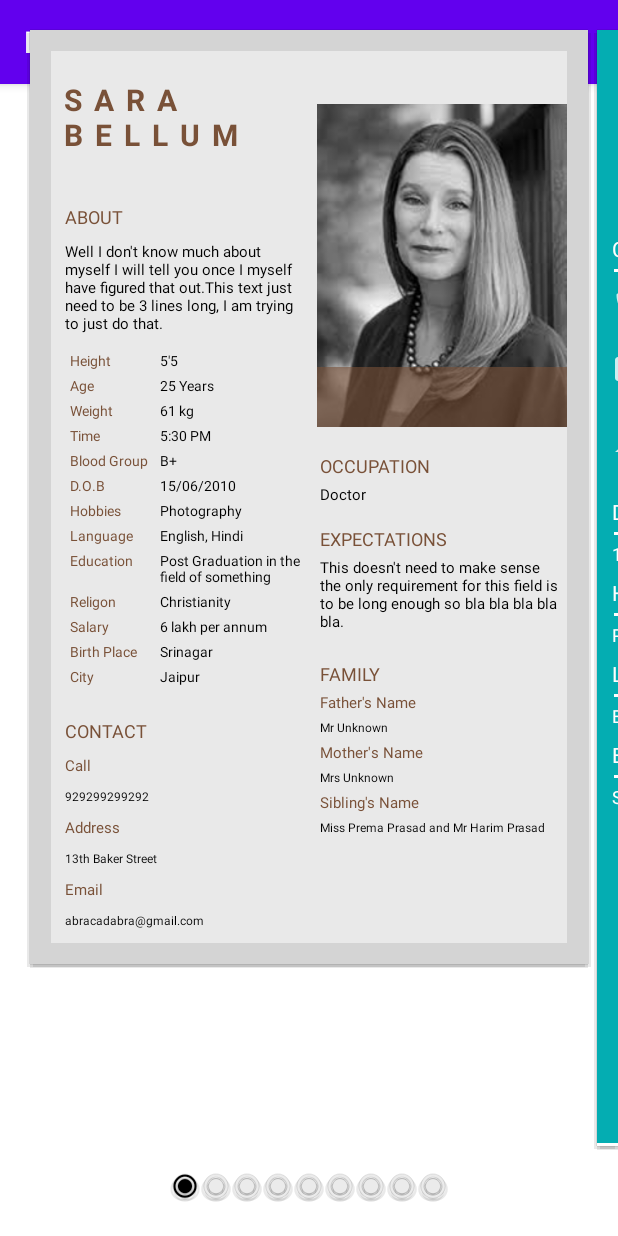
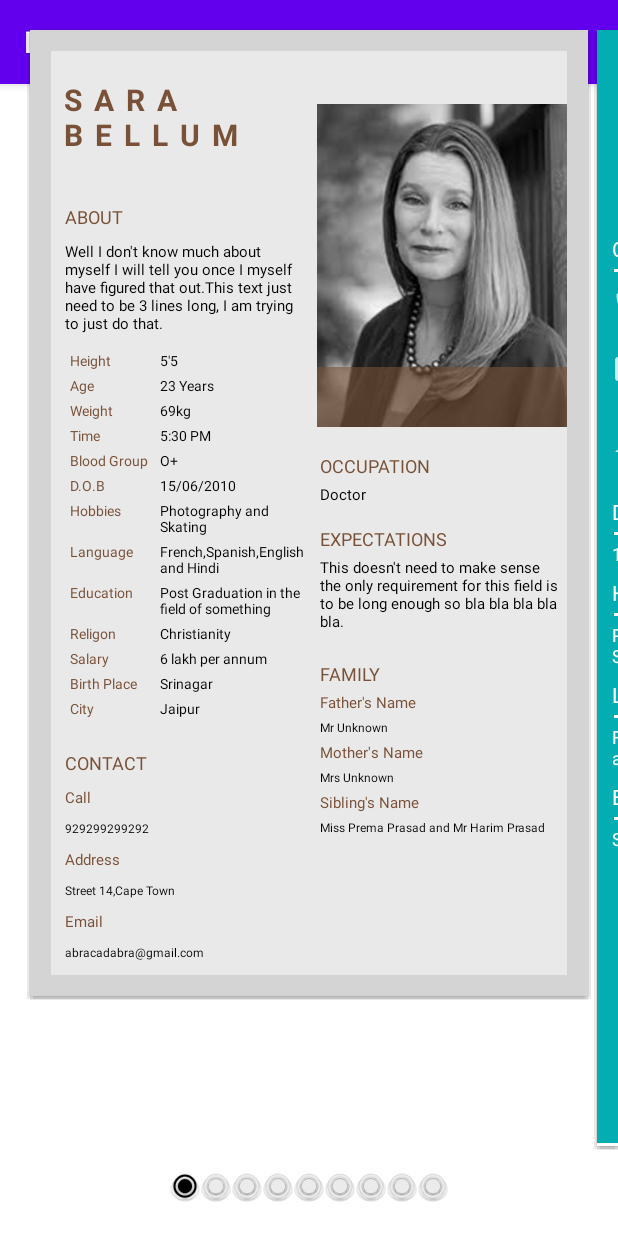
Before and after one commit to Ananya-Misra/Aplplication, an Android app: the screen it shows after launch (MainActivity), after a tap on "SHOW DIALOG", on a phone screen of 412 x 824 dp. Run offline under Robolectric (Android 15) with nearby library versions, the phone set to English and light mode, and no system bars.

Commit message:
adding more details

```diff
--- a/app/build.gradle
+++ b/app/build.gradle
@@ -55,4 +55,5 @@ dependencies {
     implementation 'com.google.android.material:material:1.2.1'
     implementation 'com.github.medyo:fancybuttons:1.8.3'
     implementation 'com.github.bumptech.glide:glide:3.7.0'
+
 }
--- a/app/src/main/java/com/example/layoutapplication/CustomPagerAdapter.java
+++ b/app/src/main/java/com/example/layoutapplication/CustomPagerAdapter.java
@@ -124,47 +124,68 @@ public class CustomPagerAdapter extends PagerAdapter {
             if(!TextUtils.isEmpty(userBiodataModel.getBioHeight()) && tvHeightInfo!=null){
                 tvHeightInfo.setText(userBiodataModel.getBioHeight());//4
             }
+            if(!TextUtils.isEmpty(userBiodataModel.getBioAge()) && tvAgeInfo!=null){
+                tvAgeInfo.setText(userBiodataModel.getBioAge());//5
+            }
+            if(!TextUtils.isEmpty(userBiodataModel.getBioAddress()) && tvAddressInfo!=null){
+                tvAddressInfo.setText(userBiodataModel.getBioAddress());//6
+            }
+            if(!TextUtils.isEmpty(userBiodataModel.getBioEmail()) && tvEmailInfo!=null){
+                tvEmailInfo.setText(userBiodataModel.getBioEmail());//7
+            }
+            if(!TextUtils.isEmpty(userBiodataModel.getBioWeight()) && tvWeightInfo!=null){
+                tvWeightInfo.setText(userBiodataModel.getBioWeight());//8
+            }
+            if(!TextUtils.isEmpty(userBiodataModel.getBioHobbies()) && tvHobbiesInfo!=null){
+                tvHobbiesInfo.setText(userBiodataModel.getBioHobbies());//9
+            }
+            if(!TextUtils.isEmpty(userBiodataModel.getBioLanguage()) && tvLanguageInfo!=null){
+                tvLanguageInfo.setText(userBiodataModel.getBioLanguage());//10
+            }
+            if(!TextUtils.isEmpty(userBiodataModel.getBioBloodGroup()) && tvBloodGroupInfo!=null){
+                tvBloodGroupInfo.setText(userBiodataModel.getBioBloodGroup());//11
+            }
             if(!TextUtils.isEmpty(userBiodataModel.getBioBirthPlace()) && tvBirthPlaceInfo!=null){
-                tvBirthPlaceInfo.setText(userBiodataModel.getBioBirthPlace());//5
+                tvBirthPlaceInfo.setText(userBiodataModel.getBioBirthPlace());//12
             }
             if(!TextUtils.isEmpty(userBiodataModel.getBioCityLiving()) && tvCityInfo!=null){
-                tvCityInfo.setText(userBiodataModel.getBioCityLiving());//6
+                tvCityInfo.setText(userBiodataModel.getBioCityLiving());//13
             }
             if(!TextUtils.isEmpty(userBiodataModel.getBioReligion()) && tvReligionInfo!=null){
-                tvReligionInfo.setText(userBiodataModel.getBioReligion());//7
+                tvReligionInfo.setText(userBiodataModel.getBioReligion());//14
             }
             if(!TextUtils.isEmpty(userBiodataModel.getBioEducation()) && tvEducationInfo!=null){
-                tvEducationInfo.setText(userBiodataModel.getBioEducation());//8
+                tvEducationInfo.setText(userBiodataModel.getBioEducation());//15
             }
             if(!TextUtils.isEmpty(userBiodataModel.getBioOccupation()) && tvOcuppationInfo!=null){
-                tvOcuppationInfo.setText(userBiodataModel.getBioOccupation());//9
+                tvOcuppationInfo.setText(userBiodataModel.getBioOccupation());//16
             }
             if(!TextUtils.isEmpty(userBiodataModel.getBioSalary()) && tvSalaryInfo!=null){
-                tvSalaryInfo.setText(userBiodataModel.getBioSalary());//10
+                tvSalaryInfo.setText(userBiodataModel.getBioSalary());//17
             }
             if(!TextUtils.isEmpty(userBiodataModel.getBioFatherName()) && tvFatherNameInfo!=null){
-                tvFatherNameInfo.setText(userBiodataModel.getBioFatherName());//11
+                tvFatherNameInfo.setText(userBiodataModel.getBioFatherName());//18
             }
             if(!TextUtils.isEmpty(userBiodataModel.getBioMotherName()) && tvMotherNameInfo!=null){
-                tvMotherNameInfo.setText(userBiodataModel.getBioMotherName());//12
+                tvMotherNameInfo.setText(userBiodataModel.getBioMotherName());//19
             }
             if(!TextUtils.isEmpty(userBiodataModel.getBioSibling()) && tvSiblingInfo!=null){
-                tvSiblingInfo.setText(userBiodataModel.getBioSibling());//13
+                tvSiblingInfo.setText(userBiodataModel.getBioSibling());//20
             }
             if(!TextUtils.isEmpty(userBiodataModel.getBioAboutMe()) && tvAboutInfo!=null){
-                tvAboutInfo.setText(userBiodataModel.getBioAboutMe());//14
+                tvAboutInfo.setText(userBiodataModel.getBioAboutMe());//21
             }
             if(!TextUtils.isEmpty(userBiodataModel.getBioContact()) && tvCallInfo!=null){
-                tvCallInfo.setText(userBiodataModel.getBioContact());//15
+                tvCallInfo.setText(userBiodataModel.getBioContact());//22
             }
             if(!TextUtils.isEmpty(userBiodataModel.getBioLookingFor()) && tvExpectationsInfo!=null){
-                tvExpectationsInfo.setText(userBiodataModel.getBioLookingFor());//16
+                tvExpectationsInfo.setText(userBiodataModel.getBioLookingFor());//23
             }
             if(!TextUtils.isEmpty(userBiodataModel.getBioProfileImage()) && imgProfile!=null){
                 Glide.with(context)
                         .load(userBiodataModel.getBioProfileImage())
                         .placeholder(R.drawable.profileholder)
-                        .into(imgProfile);
+                        .into(imgProfile);//24
             }
         }
     }
--- a/app/src/main/java/com/example/layoutapplication/PopUpClass.java
+++ b/app/src/main/java/com/example/layoutapplication/PopUpClass.java
@@ -100,19 +100,26 @@ public class PopUpClass {
         userBiodataModel.setBioDob("15/06/2010");//2
         userBiodataModel.setBioTime("5:30 PM");//3
         userBiodataModel.setBioHeight("5'5");//4
-        userBiodataModel.setBioBirthPlace("Srinagar");//5
-        userBiodataModel.setBioCityLiving("Jaipur");//6
-        userBiodataModel.setBioReligion("Christianity");//7
-        userBiodataModel.setBioEducation("Post Graduation in the field of something");//8
-        userBiodataModel.setBioOccupation("Doctor");//9
-        userBiodataModel.setBioSalary("6 lakh per annum");//10
-        userBiodataModel.setBioFatherName("Mr Unknown");//11
-        userBiodataModel.setBioMotherName("Mrs Unknown");//12
-        userBiodataModel.setBioSibling("Miss Prema Prasad and Mr Harim Prasad");//13
-        userBiodataModel.setBioAboutMe("Well I don't know much about myself I will tell you once I myself have figured that out.This text just need to be 3 lines long, I am trying to just do that.");//14
-        userBiodataModel.setBioContact("929299299292");//15
-        userBiodataModel.setBioLookingFor("This doesn't need to make sense the only requirement for this field is to be long enough so bla bla bla bla bla. ");//16
-        userBiodataModel.setBioProfileImage("R.drawable.character");
+        userBiodataModel.setBioAge("23 Years");//5
+        userBiodataModel.setBioAddress("Street 14,Cape Town");//6
+        userBiodataModel.setBioEmail("abracadabra@gmail.com");//7
+        userBiodataModel.setBioWeight("69kg");//8
+        userBiodataModel.setBioHobbies("Photography and Skating");//9
+        userBiodataModel.setBioLanguage("French,Spanish,English and Hindi");//10
+        userBiodataModel.setBioBloodGroup("O+");//11
+        userBiodataModel.setBioBirthPlace("Srinagar");//12
+        userBiodataModel.setBioCityLiving("Jaipur");//13
+        userBiodataModel.setBioReligion("Christianity");//14
+        userBiodataModel.setBioEducation("Post Graduation in the field of something");//15
+        userBiodataModel.setBioOccupation("Doctor");//16
+        userBiodataModel.setBioSalary("6 lakh per annum");//17
+        userBiodataModel.setBioFatherName("Mr Unknown");//18
+        userBiodataModel.setBioMotherName("Mrs Unknown");//19
+        userBiodataModel.setBioSibling("Miss Prema Prasad and Mr Harim Prasad");//20
+        userBiodataModel.setBioAboutMe("Well I don't know much about myself I will tell you once I myself have figured that out.This text just need to be 3 lines long, I am trying to just do that.");//21
+        userBiodataModel.setBioContact("929299299292");//22
+        userBiodataModel.setBioLookingFor("This doesn't need to make sense the only requirement for this field is to be long enough so bla bla bla bla bla. ");//23
+        userBiodataModel.setBioProfileImage("R.drawable.character");//24
         return userBiodataModel;
     }
 
--- a/app/src/main/java/com/example/layoutapplication/model/UserBiodataModel.java
+++ b/app/src/main/java/com/example/layoutapplication/model/UserBiodataModel.java
@@ -5,6 +5,15 @@ public class UserBiodataModel {
     String bioName = "";
     String bioDob = "";
     String bioTime = "";
+
+    String bioWeight = "";
+    String bioBloodGroup = "";
+    String bioLanguage = "";
+    String bioHobbies = "";
+    String bioAge = "";
+    String bioAddress="";
+    String bioEmail="";
+
     String bioHeight = "";
     String bioComplexion = "";//not required
     String bioBirthPlace = "";
@@ -55,6 +64,62 @@ public class UserBiodataModel {
     public void setBioTime(String bioTime) {
         this.bioTime = bioTime;
     }
+
+
+    public String getBioWeight() {
+        return bioWeight;
+    }
+
+    public void setBioWeight(String bioWeight) {
+        this.bioWeight = bioWeight;
+    }
+
+    public String getBioAge() {
+        return bioAge;
+    }
+
+    public void setBioAge(String bioAge) {
+        this.bioAge = bioAge;
+    }
+
+    public String getBioHobbies() { return bioHobbies; }
+    public void setBioHobbies(String bioHobbies) {
+        this.bioHobbies = bioHobbies;
+    }
+
+    public String getBioLanguage() {
+        return bioLanguage;
+    }
+
+    public void setBioLanguage(String bioLanguage) {
+        this.bioLanguage = bioLanguage;
+    }
+
+    public String getBioBloodGroup() {
+        return bioBloodGroup;
+    }
+
+    public void setBioBloodGroup(String bioBloodGroup) {
+        this.bioBloodGroup = bioBloodGroup;
+    }
+
+    public String getBioAddress() {
+        return bioAddress;
+    }
+
+    public void setBioAddress(String bioAddress) {
+        this.bioAddress = bioAddress;
+    }
+
+    public String getBioEmail() {
+        return bioEmail;
+    }
+
+    public void setBioEmail(String bioEmail) {
+        this.bioEmail = bioEmail;
+    }
+
+
 
     public String getBioHeight() {
         return bioHeight;
@@ -239,6 +304,13 @@ public class UserBiodataModel {
                 ", bioDob='" + bioDob + '\'' +
                 ", bioTime='" + bioTime + '\'' +
                 ", bioHeight='" + bioHeight + '\'' +
+                ", bioWeight='" + bioWeight + '\'' +//1
+                ", bioAge='" + bioAge + '\'' +//2
+                ", bioEmail='" + bioEmail + '\'' +//3
+                ", bioBloodGroup='" + bioBloodGroup + '\'' +//4
+                ", bioAddress='" + bioAddress + '\'' +//5
+                ", bioLanguage='" + bioLanguage + '\'' +//6
+                ", bioHobbies='" + bioHobbies + '\'' +//7
                 ", bioComplexion='" + bioComplexion + '\'' +
                 ", bioBirthPlace='" + bioBirthPlace + '\'' +
                 ", bioCityLiving='" + bioCityLiving + '\'' +
--- a/app/src/main/res/layout/profile.xml
+++ b/app/src/main/res/layout/profile.xml
@@ -345,7 +345,7 @@
                 android:padding="2dp"
                 android:text="@string/religon"
                 android:textColor="@color/black"
-                android:textSize="9sp" />
+                android:textSize="8sp" />
 
             <TextView
                 android:id="@+id/tvSalary"
@@ -356,7 +356,7 @@
                 android:padding="2dp"
                 android:text="@string/salary"
                 android:textColor="@color/black"
-                android:textSize="9sp" />
+                android:textSize="8sp" />
 
             <TextView
                 android:id="@+id/tvBirthPlace"
@@ -366,7 +366,7 @@
                 android:padding="2dp"
                 android:text="@string/birth_place"
                 android:textColor="@color/black"
-                android:textSize="9sp" />
+                android:textSize="8sp" />
 
             <TextView
                 android:id="@+id/tvCity"
@@ -376,7 +376,7 @@
                 android:padding="2dp"
                 android:text="@string/city"
                 android:textColor="@color/black"
-                android:textSize="9sp" />
+                android:textSize="8sp" />
 
             <TextView
                 android:id="@+id/tvLanguageInfo"
@@ -476,7 +476,7 @@
                 android:padding="2dp"
                 android:text="@string/religon_info"
                 android:textColor="@color/black"
-                android:textSize="9sp" />
+                android:textSize="8sp" />
 
             <TextView
                 android:id="@+id/tvSalaryInfo"
@@ -487,7 +487,7 @@
                 android:padding="2dp"
                 android:text="@string/salary_info"
                 android:textColor="@color/black"
-                android:textSize="9sp" />
+                android:textSize="8sp" />
 
             <TextView
                 android:id="@+id/tvBirthPlaceInfo"
@@ -498,7 +498,7 @@
                 android:padding="2dp"
                 android:text="@string/birthplace_info"
                 android:textColor="@color/black"
-                android:textSize="9sp" />
+                android:textSize="8sp" />
 
             <TextView
                 android:id="@+id/tvCityInfo"
@@ -509,7 +509,7 @@
                 android:padding="2dp"
                 android:text="@string/city_info"
                 android:textColor="@color/black"
-                android:textSize="9sp" />
+                android:textSize="8sp" />
 
 
             <TextView
```
